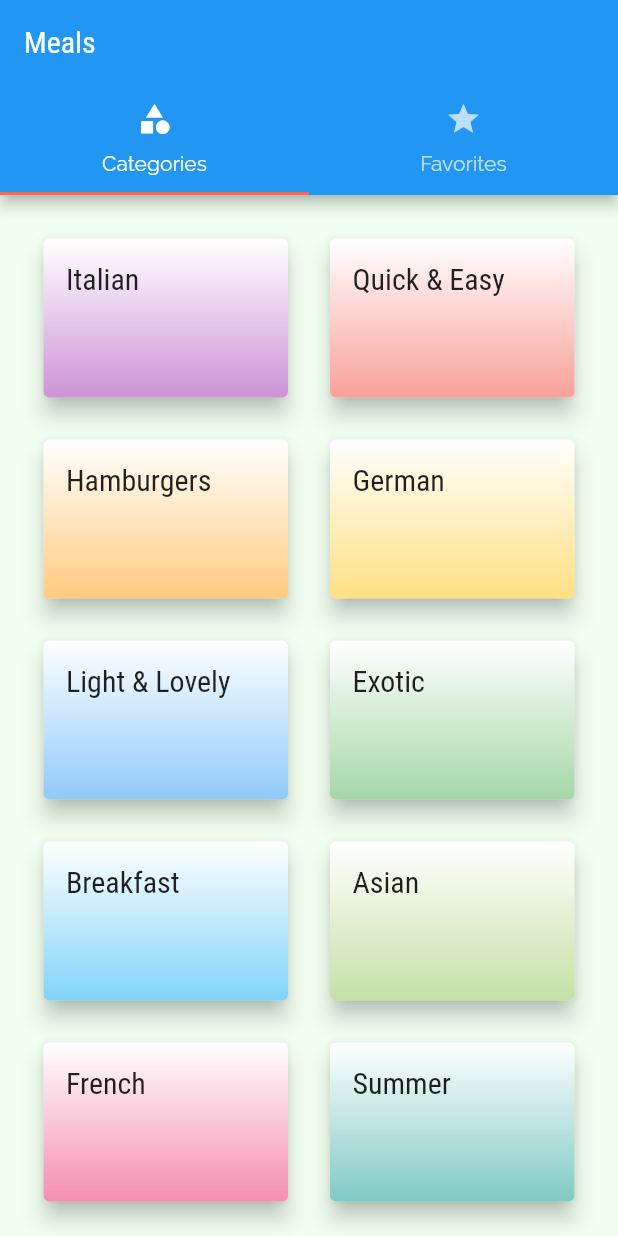
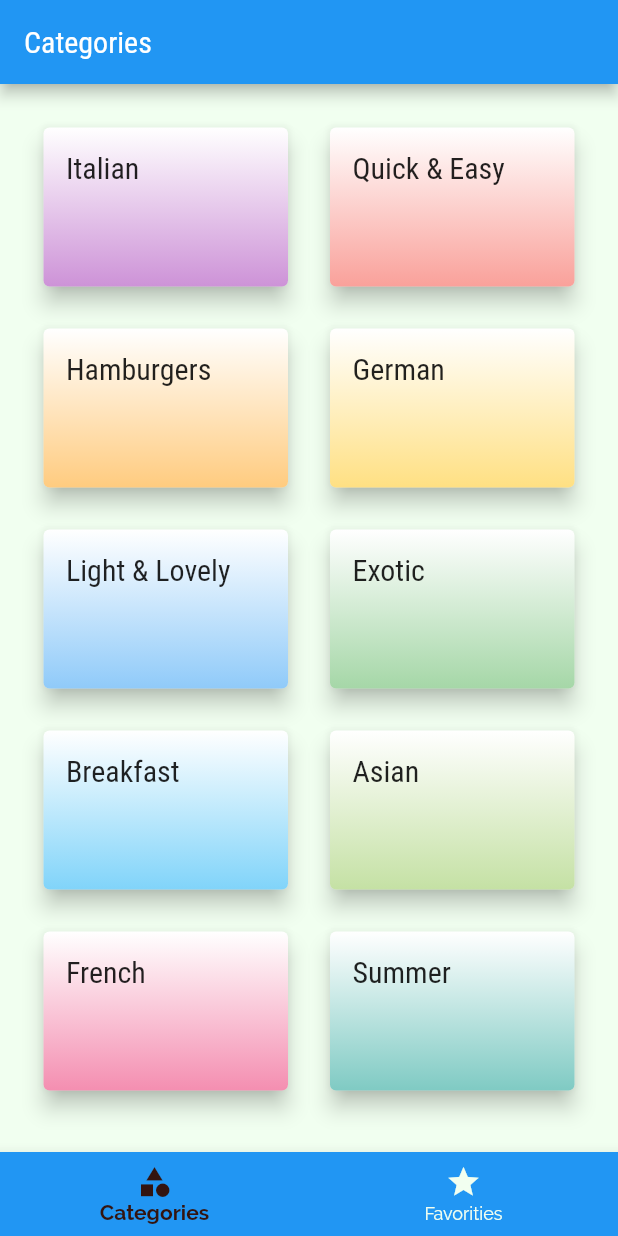
Before and after one commit to LukeKow/meals-app, a Flutter app: the screen it shows after launch, on a phone screen of 412 x 824 dp. Run offline on Flutter 3.47's test engine with Material 2 defaults, Android fonts, the phone set to English and light mode, and no system bars; missing offline and left inert: material_color_generator.

Commit message:
Bottom TabBar

```diff
--- a/lib/main.dart
+++ b/lib/main.dart
@@ -4,7 +4,8 @@ import 'package:material_color_generator/material_color_generator.dart';
 import './screens/meal_details_screen.dart';
 import './screens/category_meals_screen.dart';
 import './screens/categories_screen.dart';
-import './screens/tabs_screen.dart';
+import './screens/bottom_tabs_screen.dart';
+// import './screens/tabs_screen.dart';
 
 void main() => runApp(MyApp());
 
@@ -33,11 +34,11 @@ class MyApp extends StatelessWidget {
       title: 'DeliMeals',
       theme: theme.copyWith(
         colorScheme: theme.colorScheme.copyWith(
-          secondary: const Color(0xFFFC6753),
+          secondary: const Color(0xFF331410),
         ),
       ),
       routes: {
-        '/': (ctx) => const TabsScreen(),
+        '/': (ctx) => const BottomTabsScreen(),
         CategoryMealsScreen.route: (ctx) => const CategoryMealsScreen(),
         MealDetailsScreen.route: (ctx) => const MealDetailsScreen(),
       },
--- /dev/null
+++ b/lib/screens/bottom_tabs_screen.dart
@@ -0,0 +1,60 @@
+import 'package:flutter/material.dart';
+import 'package:meals_app/screens/categories_screen.dart';
+
+import './favorites_screen.dart';
+
+class Page {
+  final String title;
+  final Widget page;
+
+  Page(this.title, this.page);
+}
+
+class BottomTabsScreen extends StatefulWidget {
+  const BottomTabsScreen({super.key});
+
+  @override
+  State<BottomTabsScreen> createState() => _BottomTabsScreenState();
+}
+
+class _BottomTabsScreenState extends State<BottomTabsScreen> {
+  final List<Page> _pages = [
+    Page('Categories', const CategoriesScreen()),
+    Page('Your Favorite', const FavoritesScreen()),
+  ];
+
+  int _selectedPageIndex = 0;
+  void _selectPage(int index) {
+    setState(() {
+      _selectedPageIndex = index;
+    });
+  }
+
+  @override
+  Widget build(BuildContext context) {
+    return Scaffold(
+      appBar: AppBar(
+        title: Text(_pages[_selectedPageIndex].title),
+      ),
+      body: _pages[_selectedPageIndex].page,
+      bottomNavigationBar: BottomNavigationBar(
+        onTap: _selectPage,
+        backgroundColor: Theme.of(context).primaryColor,
+        unselectedItemColor: Theme.of(context).textTheme.bodyText1!.color,
+        selectedItemColor: Theme.of(context).colorScheme.secondary,
+        selectedLabelStyle: const TextStyle(fontWeight: FontWeight.bold),
+        currentIndex: _selectedPageIndex,
+        items: const [
+          BottomNavigationBarItem(
+            icon: Icon(Icons.category),
+            label: 'Categories',
+          ),
+          BottomNavigationBarItem(
+            icon: Icon(Icons.star),
+            label: 'Favorities',
+          ),
+        ],
+      ),
+    );
+  }
+}
```
